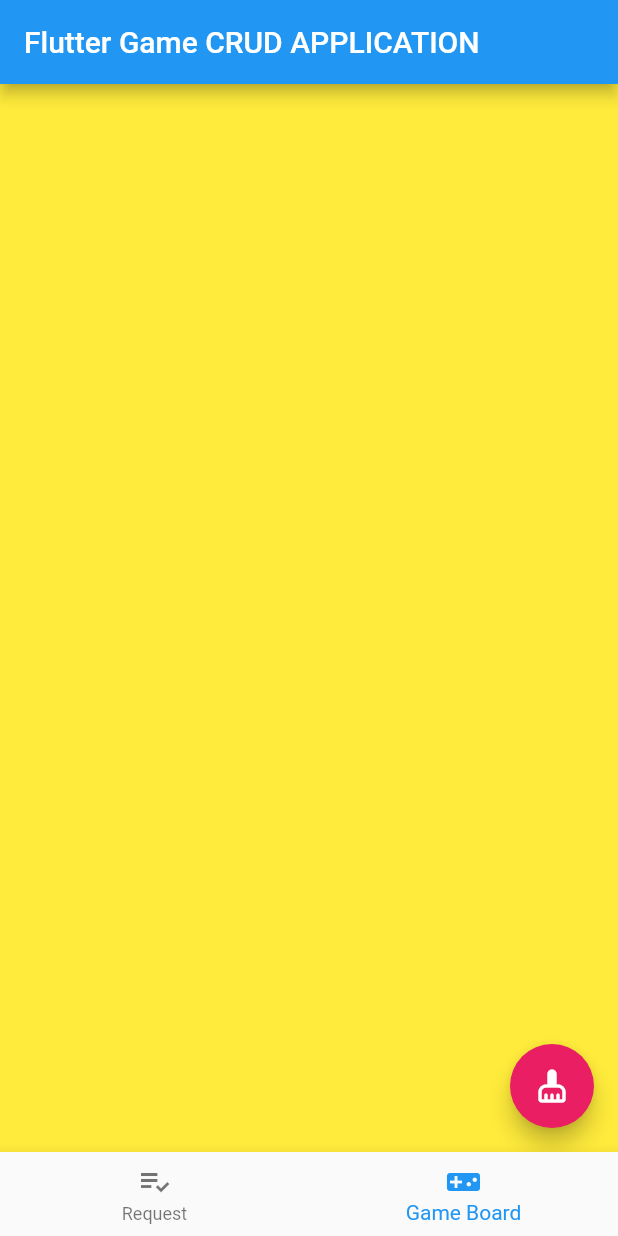
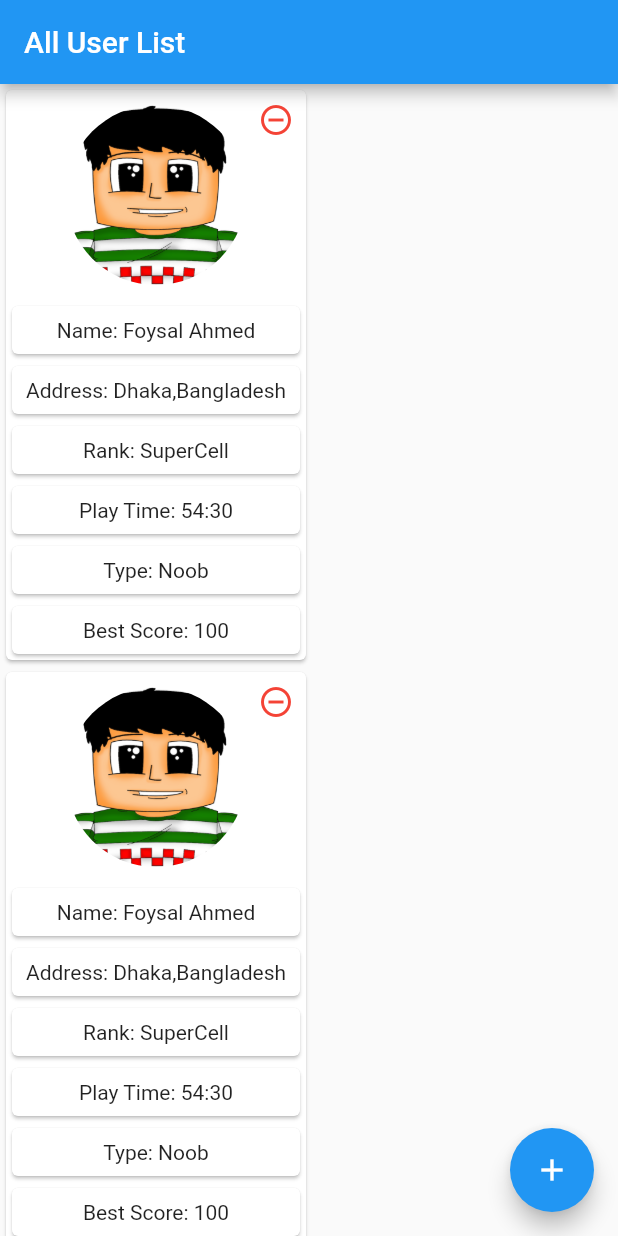
Before and after one commit to Abdullahfoysal/millantis-flutter, a Flutter app: the screen it shows after launch, on a phone screen of 412 x 824 dp. Run offline on Flutter 3.47's test engine with Material 2 defaults, Android fonts, the phone set to English and light mode, and no system bars; our stand-ins replace socket_io_client; missing offline and left inert: touchable; network calls fail.

Commit message:
user created ui on millantis game

```diff
--- /dev/null
+++ b/lib/Constanst/AppImage.dart
@@ -0,0 +1,3 @@
+class AppImage {
+  static String userProfileUrl = "assets/images/profile.png";
+}
--- a/lib/Models/EmployeeModel.dart
+++ b/lib/Models/EmployeeModel.dart
@@ -5,10 +5,17 @@ part 'EmployeeModel.g.dart';
 @JsonSerializable()
 class EmployeeModel {
   EmployeeModel();
-  int? EmpID;
-  String? Name;
-  String? EmpCode;
-  int? Salary;
+
+  String? name;
+  int? age;
+  String? school;
+  String? college;
   factory EmployeeModel.fromJson(Map<String, dynamic> json) =>
       _$EmployeeModelFromJson(json);
+
+  fromJsonList(var employeeList) {
+    return (employeeList as List)
+        .map((e) => EmployeeModel.fromJson(e))
+        .toList();
+  }
 }
--- /dev/null
+++ b/lib/Models/UserTable.dart
@@ -0,0 +1,19 @@
+import 'package:json_annotation/json_annotation.dart';
+
+part 'UserTable.g.dart';
+
+@JsonSerializable()
+class UserTable {
+  UserTable();
+
+  String? name;
+  String? address;
+  String? rank;
+  String? playTime;
+  String? type;
+  String? bestScore;
+  factory UserTable.fromJson(Map<String, dynamic> json) =>
+      _$UserTableFromJson(json);
+
+  toJson() => _$UserTableToJson(this);
+}
--- /dev/null
+++ b/lib/Screens/ProfileScreen.dart
@@ -0,0 +1,62 @@
+import 'package:flutter/cupertino.dart';
+import 'package:flutter/material.dart';
+import 'package:millantis/Constanst/AppImage.dart';
+import 'package:millantis/Screens/UpdateProfileScreen.dart';
+
+class ProfileScreen extends StatelessWidget {
+  const ProfileScreen({Key? key}) : super(key: key);
+
+  @override
+  Widget build(BuildContext context) {
+    return InkWell(
+      onTap: () {
+        Navigator.of(context).push(
+            MaterialPageRoute(builder: (context) => UpdateProfileScreen()));
+      },
+      child: Card(
+        child: Container(
+          width: 200,
+          child: Column(
+            mainAxisSize: MainAxisSize.min,
+            children: [
+              CircleAvatar(
+                foregroundColor: Colors.blue,
+                backgroundColor: Colors.white,
+                radius: 70.0,
+                child: ClipOval(
+                  child: Image.asset(
+                    AppImage.userProfileUrl,
+                    fit: BoxFit.cover,
+                    width: 120.0,
+                    height: 120.0,
+                  ),
+                ),
+              ),
+              infoCard("Name: ", "Foysal Ahmed"),
+              infoCard("Address: ", "Dhaka,Bangladesh"),
+              infoCard("Rank: ", "SuperCell"),
+              infoCard("Play Time: ", "54:30"),
+              infoCard("Type: ", "Noob"),
+              infoCard("Best Score: ", "100"),
+            ],
+          ),
+        ),
+      ),
+    );
+  }
+
+  Widget infoCard(String title, String value) {
+    return Card(
+      child: Container(
+        padding: EdgeInsets.all(8.0),
+        child: Row(
+          mainAxisAlignment: MainAxisAlignment.center,
+          children: [
+            Text(title),
+            Text(value),
+          ],
+        ),
+      ),
+    );
+  }
+}
--- /dev/null
+++ b/lib/Screens/UserList.dart
@@ -0,0 +1,95 @@
+import 'package:flutter/cupertino.dart';
+import 'package:flutter/material.dart';
+import 'package:millantis/Models/EmployeeModel.dart';
+import 'package:millantis/Screens/ProfileScreen.dart';
+import 'package:millantis/coreComponent/HttpService.dart';
+
+class UserList extends StatefulWidget {
+  const UserList({Key? key}) : super(key: key);
+
+  @override
+  State<UserList> createState() => _UserListState();
+}
+
+class _UserListState extends State<UserList> {
+  List<EmployeeModel> employeeList = [];
+
+  @override
+  void initState() {
+    _getMethod();
+    super.initState();
+  }
+
+  @override
+  Widget build(BuildContext context) {
+    return Scaffold(
+      appBar: AppBar(
+        title: Text("All User List"),
+      ),
+      body: getUserListWidget,
+      floatingActionButton: FloatingActionButton(
+        onPressed: () {},
+        child: Icon(Icons.add),
+      ),
+    );
+  }
+
+  Widget get getUserListWidget {
+    return SingleChildScrollView(
+      child: Wrap(
+        children: [
+          for (int i = 0; i < 5; i++) getProfileScreen(),
+        ],
+      ),
+    );
+  }
+
+  Widget getProfileScreen() {
+    return Stack(
+      children: [
+        ProfileScreen(),
+        Positioned(
+          right: 0,
+          child: IconButton(
+            onPressed: () {},
+            icon: Icon(Icons.remove_circle_outline),
+            color: Colors.red,
+          ),
+        ),
+      ],
+    );
+  }
+
+  Future _getMethod() async {
+    print("called get");
+    String api = "people";
+
+    employeeList = await HttpService().getAsync(api).then((value) {
+      return EmployeeModel().fromJsonList(value);
+    }).catchError((err) {
+      print(err);
+    });
+
+    employeeList.forEach((element) {
+      print(element.name);
+    });
+  }
+
+  Future _postMethod() async {
+    String api = "people/create";
+    Map<String, dynamic> body = {
+      "name": "Hasan",
+      "age": 20,
+      "school": "Sristy school",
+      "college": "BN college",
+    };
+    var response = await HttpService().postAsync(api, body).then((value) {
+      print(value);
+      return value;
+    }).catchError((err) {
+      print(err);
+    });
+
+    print(response);
+  }
+}
--- a/lib/environment.dart
+++ b/lib/environment.dart
@@ -1,11 +1,13 @@
 const bool isProduction = bool.fromEnvironment('dart.vm.product');
 
 final _devEnvironment = {
-  "BASE_URL": "http://192.168.0.100:5000/",
+  // "BASE_URL": "http://localhost:3000/",
+  "BASE_URL": "http://192.168.0.107:3000/",
 };
 
 final _prodEnvironment = {
-  "BASE_URL": "http://192.168.0.100:5000/",
+  // "BASE_URL": "http://localhost:3000/",
+  "BASE_URL": "http://192.168.0.107:3000/",
 };
 
 final environment = isProduction ? _prodEnvironment : _devEnvironment;
--- a/lib/main.dart
+++ b/lib/main.dart
@@ -1,8 +1,8 @@
 import 'package:flutter/material.dart';
-
-import 'Screens/Home.dart';
+import 'package:millantis/Screens/UserList.dart';
 
 void main() {
+  print(DateTime.now());
   runApp(MyApp());
 }
 
@@ -11,10 +11,11 @@ class MyApp extends StatelessWidget {
   @override
   Widget build(BuildContext context) {
     return MaterialApp(
+      debugShowCheckedModeBanner: false,
       theme: ThemeData(
         primarySwatch: Colors.blue,
       ),
-      home: HomeScreen(),
+      home: UserList(),
     );
   }
 }
--- a/pubspec.yaml
+++ b/pubspec.yaml
@@ -54,8 +54,8 @@ flutter:
   uses-material-design: true
 
   # To add assets to your application, add an assets section, like this:
-  # assets:
-  #   - images/a_dot_burr.jpeg
+  assets:
+   - assets/images/
   #   - images/a_dot_ham.jpeg
 
   # An image asset can refer to one or more resolution-specific "variants", see
```
Also changed, not shown: lib/Screens/RequestScreen.dart (+101 -7 lines), lib/Screens/UpdateProfileScreen.dart (added, +161 -0 lines), lib/coreComponent/HttpService.dart (+12 -4 lines), lib/socketClient/indivisualPage.dart (+15 -11 lines), assets/images/profile.png (added), lib/Models/EmployeeModel.g.dart, lib/Models/UserTable.g.dart (added), 1 other file.
